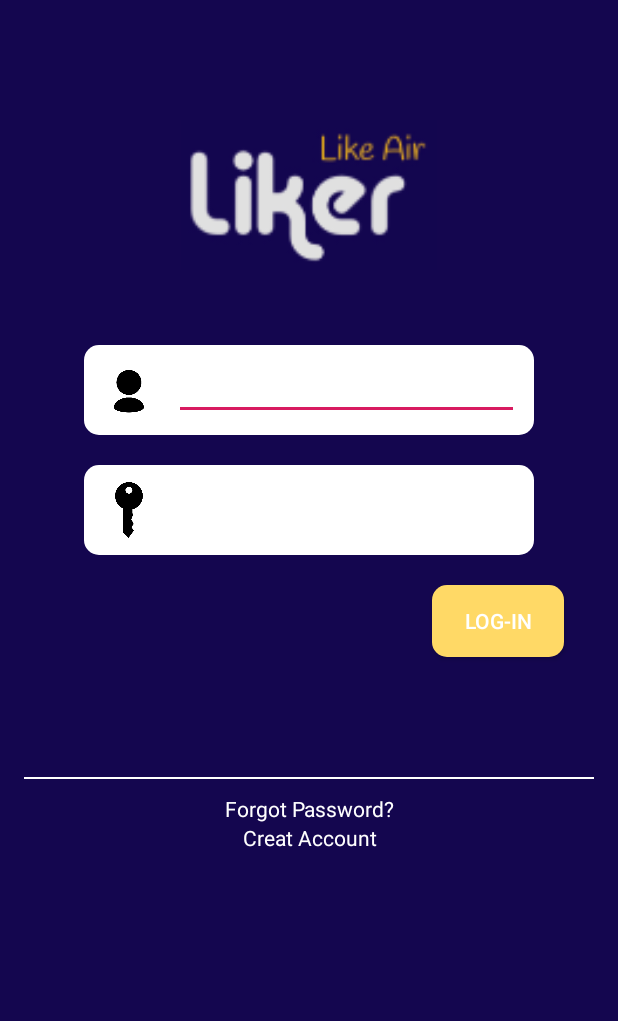
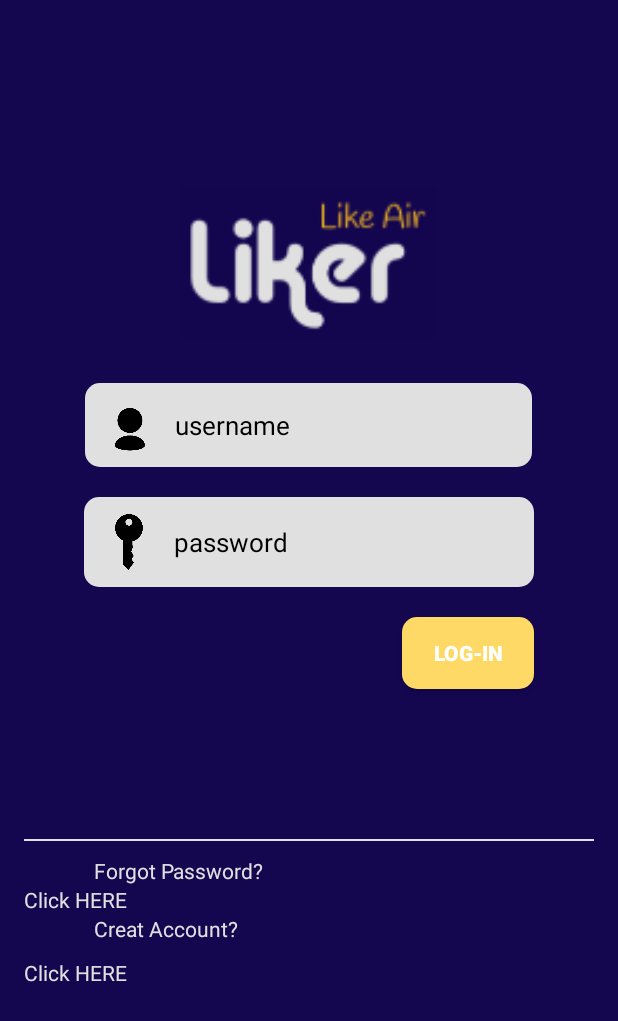
Before and after one commit to ShyFriends/LIKER, an Android app: the screen it shows after launch (MainActivity), on a phone screen of 412 x 824 dp. Shown: the top 1021 px of the screen. Run offline under Robolectric (Android 15) with nearby library versions, the phone set to English and light mode, and no system bars.

Commit message:
activity_main.xml

```diff
--- a/android/LikeAir/app/src/main/java/com/example/likeair/MainActivity.java
+++ b/android/LikeAir/app/src/main/java/com/example/likeair/MainActivity.java
@@ -9,15 +9,20 @@ import android.widget.TextView;
 
 public class MainActivity extends AppCompatActivity {
 
+    Button Button_longin;
+
     EditText EditText_login, EditText_password;
     Button Button_login;
     TextView TextView_forgot, TextView_creat;
 
 
     TextView textView_LikeAir;
+
     @Override
     protected void onCreate(Bundle savedInstanceState) {
         super.onCreate(savedInstanceState);
         setContentView(R.layout.activity_main);
+
+
     }
 }
--- a/android/LikeAir/app/src/main/res/drawable/username_bgnd.xml
+++ b/android/LikeAir/app/src/main/res/drawable/username_bgnd.xml
@@ -5,7 +5,7 @@
             <corners android:radius="10dp">
 
             </corners>
-            <solid android:color="#ffffff">
+            <solid android:color="#e0e0e0">
 
             </solid>
         </shape>
--- a/android/LikeAir/app/src/main/res/layout/activity_main.xml
+++ b/android/LikeAir/app/src/main/res/layout/activity_main.xml
@@ -10,36 +10,32 @@
     android:paddingRight="16dp"
     android:paddingLeft="16dp">
 
-    <Space
-        android:layout_width="match_parent"
-        android:layout_height="80dp" />
 
     <ImageView
         android:id="@+id/imageView4"
+        android:layout_marginTop="125dp"
         android:layout_width="200dp"
         android:layout_height="100dp"
         android:layout_gravity="center"
         android:src = "@mipmap/liker_origin" />
-    <Space
-        android:layout_width="match_parent"
-        android:layout_height="50dp" />
+
 
     <RelativeLayout
-        android:layout_width="300dp"
-        android:layout_height="wrap_content"
-        android:orientation="horizontal"
+        android:layout_marginTop="30dp"
+        android:layout_width="298dp"
+        android:layout_height="56dp"
         android:layout_gravity="center"
+        android:layout_marginBottom="20dp"
         android:background="@drawable/username_bgnd"
-        android:layout_marginBottom="20dp"
-        >
+        android:orientation="horizontal">
 
         <ImageView
             android:id="@+id/imageView"
             android:layout_width="40dp"
             android:layout_height="40dp"
             android:layout_marginLeft="10dp"
+            android:layout_marginTop="10dp"
             android:layout_marginRight="10dp"
-            android:layout_marginTop="10dp"
             android:layout_weight="1"
             android:src="@mipmap/user1" />
 
@@ -47,14 +43,17 @@
             android:id="@+id/EditText_username"
             android:layout_width="300dp"
             android:layout_height="40dp"
-            android:ems="10"
-            android:inputType="textPersonName"
-            android:layout_toRightOf="@id/imageView"
-            android:hint="username"
-            android:layout_marginBottom="10dp"
             android:layout_marginTop="10dp"
             android:layout_marginRight="10dp"
-            />
+            android:layout_marginBottom="10dp"
+            android:layout_toRightOf="@id/imageView"
+            android:textColorHint="@color/colorPrimaryDark"
+            android:textSize="17dp"
+            android:ems="10"
+            android:hint="username"
+            android:inputType="textPersonName|textNoSuggestions"
+            android:background="@null"
+            android:textAppearance="@style/TextAppearance.AppCompat.Body1" />
 
 
     </RelativeLayout>
@@ -83,7 +82,10 @@
             android:layout_width="300dp"
             android:layout_height="40dp"
             android:ems="10"
-            android:inputType="textPersonName"
+            android:background="@null"
+            android:textColorHint="@color/colorPrimaryDark"
+            android:inputType="textPersonName|textNoSuggestions"
+            android:textSize="17dp"
             android:layout_toRightOf="@id/imageView2"
             android:hint="password"
             android:layout_marginBottom="10dp"
@@ -99,38 +101,61 @@
         android:id="@+id/Button_login"
         android:layout_width="wrap_content"
         android:layout_height="wrap_content"
-        android:text="Log-in"
+        android:layout_gravity="right"
+        android:layout_marginRight="40dp"
+        android:layout_marginBottom="100dp"
         android:background="@drawable/btn_login"
-        android:layout_gravity="right"
-        android:layout_marginBottom="80dp"
-        android:layout_marginRight="20dp"
-
-        />
+        android:onClick="click_login"
+        android:textStyle="bold"
+        android:text="Log-in" />
 
     <View
         android:id="@+id/view"
         android:layout_width="match_parent"
         android:layout_height="2px"
-        android:background="#ffffff"/>
+        android:layout_marginBottom="10dp"
+        android:background="@color/colorLightGrayLiker"/>
 
     <TextView
         android:id="@+id/TextView_forgot"
-        android:layout_width="match_parent"
+        android:layout_width="wrap_content"
         android:layout_height="wrap_content"
-        android:text="Forgot Password?"
-        android:gravity="center"
-        android:textColor="#ffffff"
+        android:text="              Forgot Password?"
+        android:gravity="left"
+        android:textColor="@color/colorLightGrayLiker"
+        />
+
+    <TextView
+        android:id="@+id/TextView_forgotpwd"
+        android:layout_width="wrap_content"
+        android:layout_height="wrap_content"
+        android:layout_toRightof="@+id/TextView_forgot"
+        android:text="Click HERE"
+        android:gravity="right"
+        android:textColor="@color/colorLightGrayLiker"
         android:clickable="true"
-        android:layout_marginTop="10dp"
         />
 
     <TextView
         android:id="@+id/TextView_creat"
-        android:layout_width="match_parent"
+        android:layout_width="wrap_content"
         android:layout_height="wrap_content"
-        android:text="Creat Account"
-        android:gravity="center"
-        android:textColor="#ffffff"
+        android:text="              Creat Account?"
+        android:textcolor="colorLig"
+        android:gravity="left"
+        android:textColor="@color/colorLightGrayLiker"
+        android:layout_marginBottom="10dp"
+        />
+
+    <TextView
+        android:id="@+id/TextView_creataccount"
+        android:layout_width="wrap_content"
+        android:layout_height="wrap_content"
+        android:text="Click HERE"
+        android:textcolor="colorLig"
+        android:gravity="right"
+        android:textColor="@color/colorLightGrayLiker"
         android:clickable="true"
+        android:layout_marginBottom="10dp"
         />
 </LinearLayout>
--- a/android/LikeAir/app/src/main/res/values/colors.xml
+++ b/android/LikeAir/app/src/main/res/values/colors.xml
@@ -3,4 +3,10 @@
     <color name="colorPrimary">#008577</color>
     <color name="colorPrimaryDark">#000000</color>
     <color name="colorAccent">#D81B60</color>
+    <color name="colorNavyLiker">#14064f</color>
+    <color name="colorYellowLiker">#f39c12</color>
+    <color name="colorLightGrayLiker">#e0e0e0</color>
+    <color name="colorDarkGrayLiker">#bebebe</color>
+
+
 </resources>
```
Also changed, not shown: android/LikeAir/app/src/main/res/layout/activity_signup.xml (added, +210 -0 lines), 2 other files.
